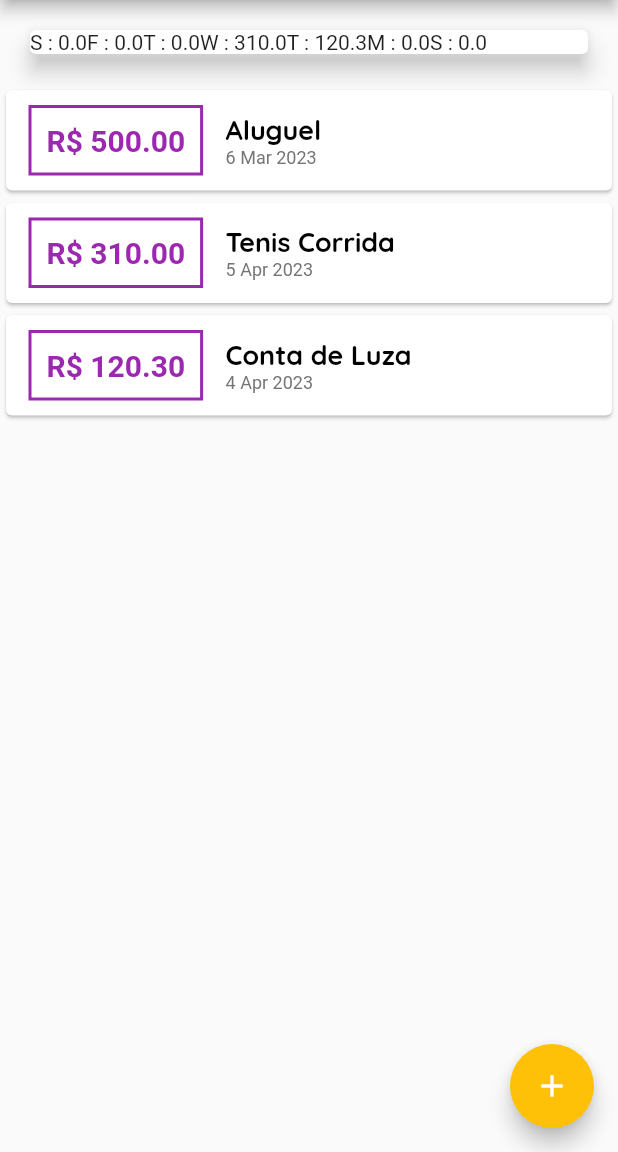
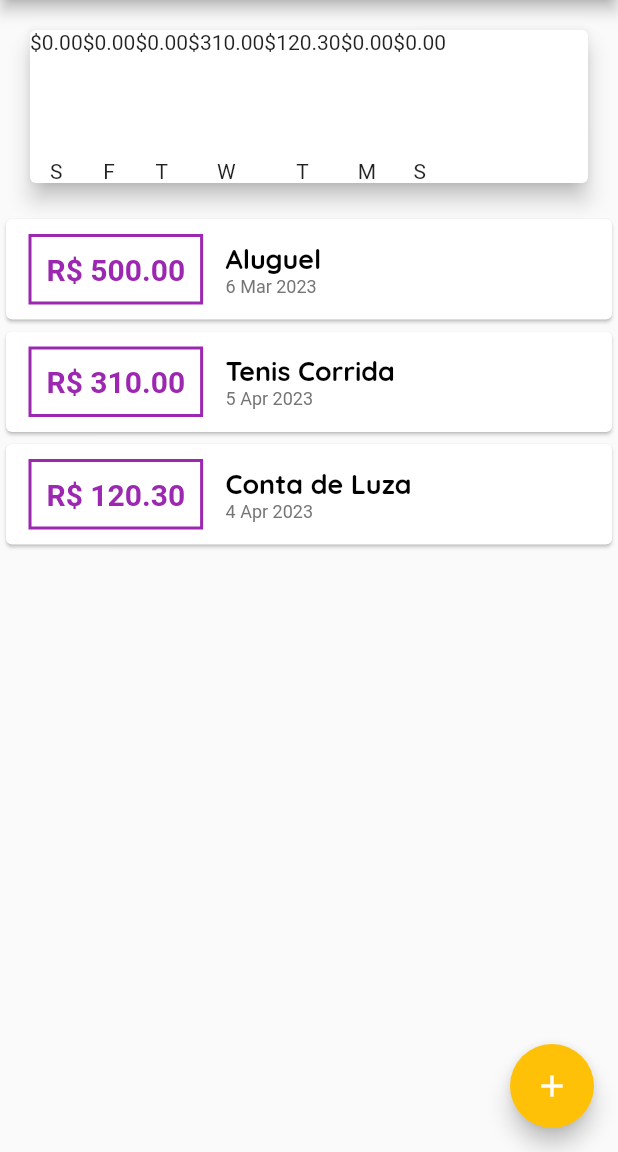
Before and after one commit to 9reis/despesas_pessoais__flutter, a Flutter app: the screen it shows after launch, on a phone screen of 412 x 824 dp, the part 84-1236 px from its top. Run offline on Flutter 3.47's test engine with Material 2 defaults, Android fonts, the light colour scheme and no system bars.

Commit message:
Chart Widget #4

```diff
--- a/lib/components/chart.dart
+++ b/lib/components/chart.dart
@@ -1,3 +1,4 @@
+import 'package:despesas_pessoais__flutter/components/chart_bar.dart';
 import 'package:despesas_pessoais__flutter/models/transaction.dart';
 import 'package:flutter/gestures.dart';
 import 'package:flutter/material.dart';
@@ -44,7 +45,11 @@ class Chart extends StatelessWidget {
       margin: EdgeInsets.all(20),
       child: Row(
         children: groupedTransactions.map((tr) {
-          return Text('${tr['day']} : ${tr['value']}');
+          return ChartBar(
+            label: tr['day'].toString(),
+            value: double.parse(tr['value'].toString()),
+            percentage: 0,
+          );
         }).toList(),
       ),
     );
--- /dev/null
+++ b/lib/components/chart_bar.dart
@@ -0,0 +1,33 @@
+import 'package:flutter/src/widgets/framework.dart';
+import 'package:flutter/src/widgets/placeholder.dart';
+import 'package:flutter/widgets.dart';
+
+class ChartBar extends StatelessWidget {
+  ChartBar({
+    Key? key,
+    required this.label,
+    required this.value,
+    required this.percentage,
+  }) : super(key: key);
+
+  final String label;
+  final double value;
+  final double percentage;
+
+  @override
+  Widget build(BuildContext context) {
+    return Column(
+      children: [
+        Text('\$${value.toStringAsFixed(2)}'),
+        SizedBox(height: 5),
+        Container(
+          height: 60,
+          width: 10,
+          child: null,
+        ),
+        SizedBox(height: 5),
+        Text(label)
+      ],
+    );
+  }
+}
```
